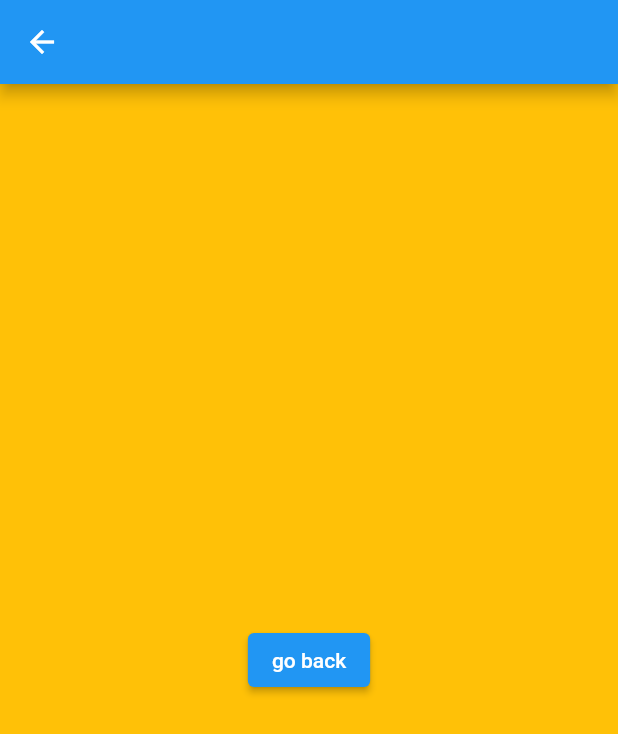
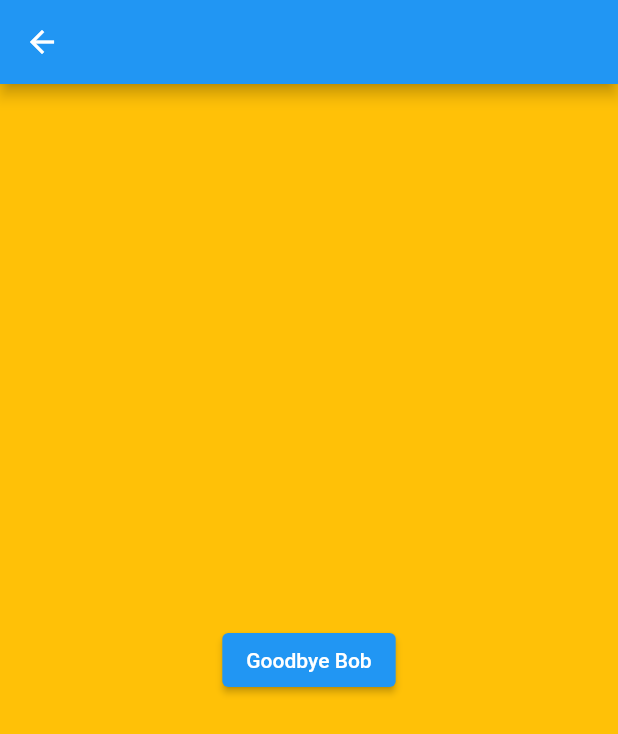
Before and after one commit to bavuu0421/class_app, a Flutter app: the screen it shows after launch, after a tap on "Go to Second Screen", on a phone screen of 412 x 824 dp. Shown: the top 734 px of the screen. Run offline on Flutter 3.47's test engine with Material 2 defaults, Android fonts, the phone set to English and light mode, and no system bars.

Commit message:
pass data to second screen

```diff
--- a/lib/Screens/home_screeen.dart
+++ b/lib/Screens/home_screeen.dart
@@ -17,8 +17,10 @@ class HomeScreen extends StatelessWidget {
             child: Text('Go to Second Screen'),
             onPressed: () {
               print('Hello');
-              Navigator.push(context,
-                  MaterialPageRoute(builder: (context) => SecondScreen()));
+              Navigator.push(
+                  context,
+                  MaterialPageRoute(
+                      builder: (context) => SecondScreen(name: "Bob")));
             },
           ),
         ),
--- a/lib/Screens/second_screen.dart
+++ b/lib/Screens/second_screen.dart
@@ -1,7 +1,12 @@
 import 'package:flutter/material.dart';
 
 class SecondScreen extends StatelessWidget {
-  const SecondScreen({Key? key}) : super(key: key);
+  const SecondScreen({
+    Key? key,
+    required this.name,
+  }) : super(key: key);
+
+  final String name;
 
   @override
   Widget build(BuildContext context) {
@@ -11,10 +16,10 @@ class SecondScreen extends StatelessWidget {
         color: Colors.amber,
         child: Center(
           child: ElevatedButton(
-            child: Text('go back'),
             onPressed: () {
               Navigator.pop(context);
             },
+            child: Text('Goodbye $name'),
           ),
         ),
       ),
```
